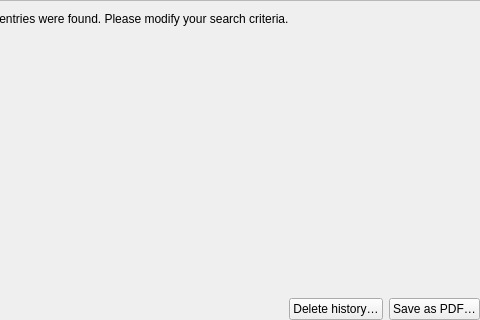
First picture: the form in src/gui/HistoryWidget.ui, repository Governikus/AusweisApp, before the edit; both pictures show x 119 to 599 and y 346 to 666 of the 599 by 666 pixel window.
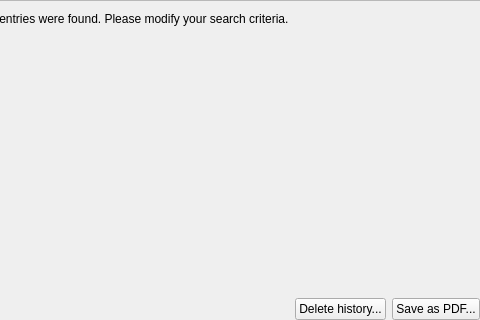
Second picture: the form after the edit. Custom widgets are drawn as their Qt base class.

```diff
--- a/src/gui/HistoryWidget.ui
+++ b/src/gui/HistoryWidget.ui
@@ -178,7 +178,7 @@
        <item>
         <widget class="QPushButton" name="historyDeleteButton">
          <property name="text">
-          <string>Delete history…</string>
+          <string>Delete history...</string>
          </property>
         </widget>
        </item>
@@ -188,7 +188,7 @@
           <string>save history as PDF</string>
          </property>
          <property name="text">
-          <string>Save as PDF…</string>
+          <string>Save as PDF...</string>
          </property>
         </widget>
        </item>
```
